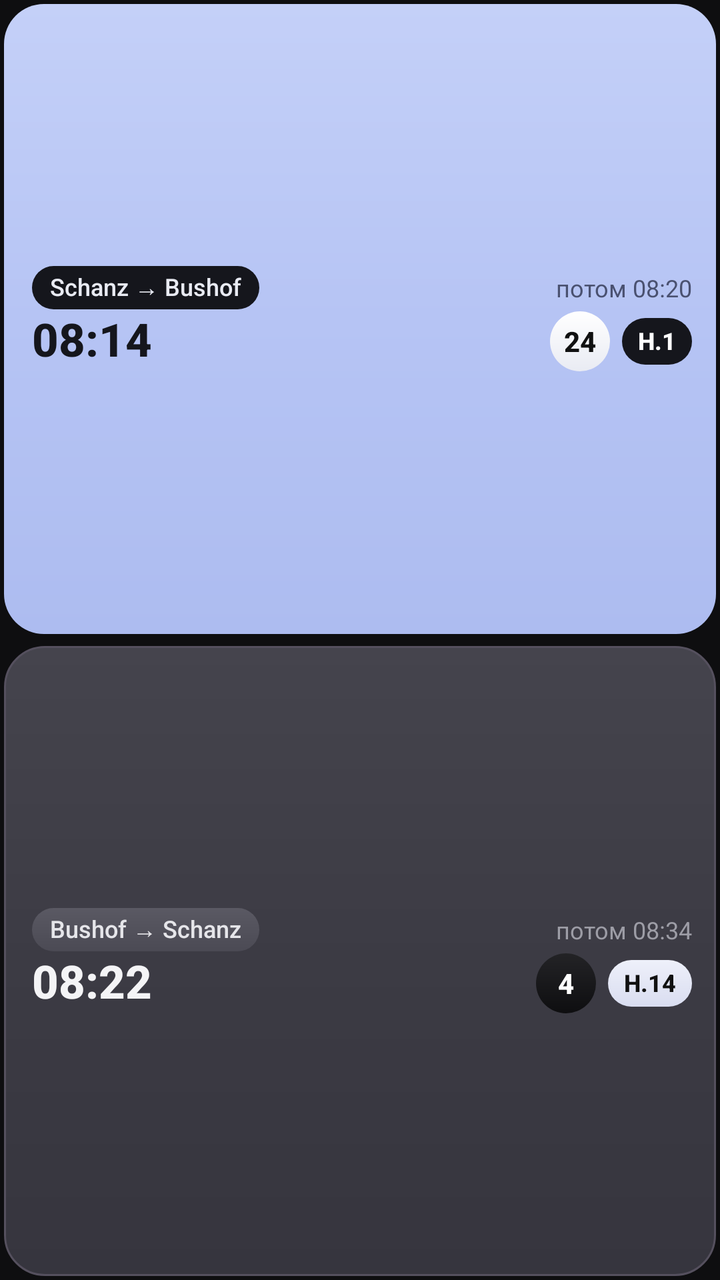
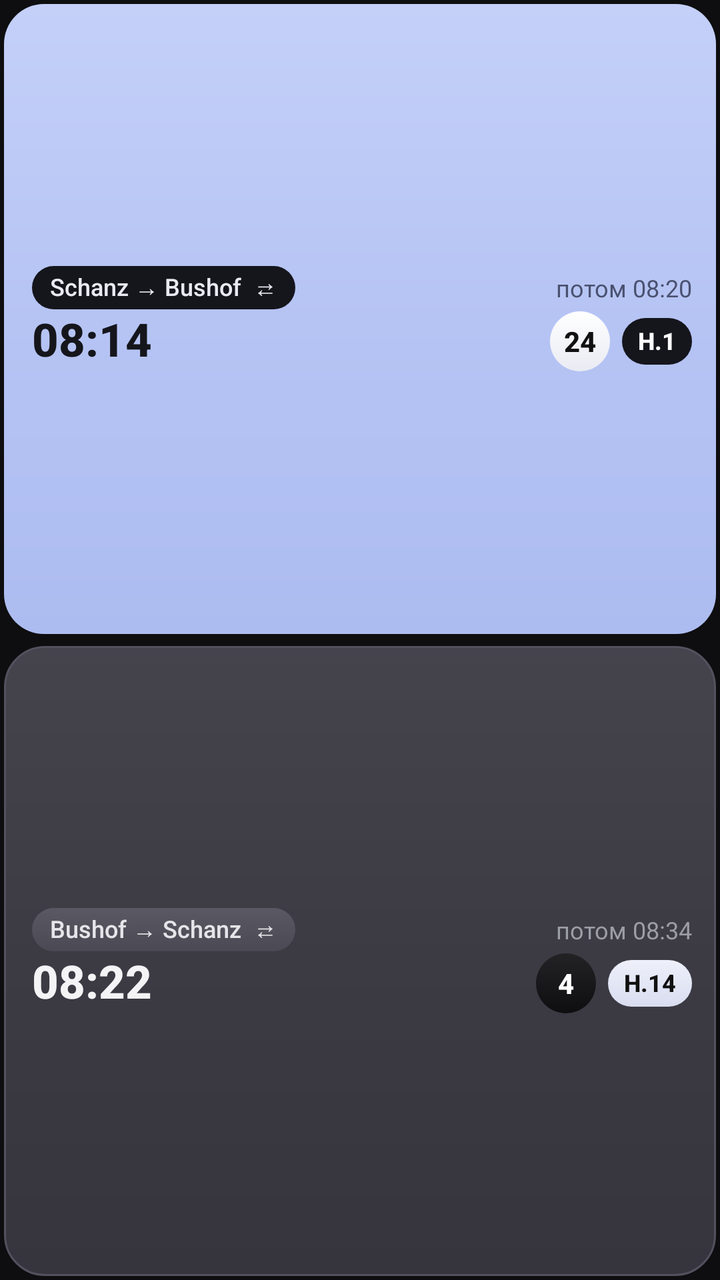

Compare the two renders of this Android layout. The source of the first and the diff that turns it into the second are given below.
<!-- AndroidManifest.xml: application theme AppTheme -->
<!-- res/layout/widget.xml -->
<?xml version="1.0" encoding="utf-8"?>
<LinearLayout xmlns:android="http://schemas.android.com/apk/res/android"
    android:id="@+id/w_root"
    android:layout_width="match_parent"
    android:layout_height="match_parent"
    android:orientation="vertical"
    android:padding="2dp">

    <LinearLayout
        android:id="@+id/r0"
        android:layout_width="match_parent"
        android:layout_height="0dp"
        android:layout_weight="1"
        android:background="@drawable/row_front"
        android:gravity="center_vertical"
        android:orientation="vertical"
        android:paddingStart="14dp"
        android:paddingEnd="12dp"
        android:paddingTop="5dp"
        android:paddingBottom="5dp">

        <LinearLayout
            android:layout_width="match_parent"
            android:layout_height="wrap_content"
            android:gravity="center_vertical"
            android:orientation="horizontal">

            <TextView
                android:id="@+id/r0_label"
                android:layout_width="wrap_content"
                android:layout_height="wrap_content"
                android:background="@drawable/pill_ink"
                android:fontFamily="sans-serif-medium"
                android:maxLines="1"
                android:paddingStart="9dp"
                android:paddingTop="2dp"
                android:paddingEnd="9dp"
                android:paddingBottom="3dp"
                android:text="Schanz → Bushof"
                android:textColor="#E9EBF3"
                android:textSize="12sp" />

            <TextView
                android:layout_width="0dp"
                android:layout_height="wrap_content"
                android:layout_weight="1" />

            <TextView
                android:id="@+id/r0_next"
                android:layout_width="wrap_content"
                android:layout_height="wrap_content"
                android:maxLines="1"
                android:text="потом 08:20"
                android:textColor="#4A5170"
                android:textSize="12sp" />
        </LinearLayout>

        <LinearLayout
            android:layout_width="match_parent"
            android:layout_height="wrap_content"
            android:layout_marginTop="1dp"
            android:gravity="center_vertical"
            android:orientation="horizontal">

            <TextView
                android:id="@+id/r0_time"
                android:layout_width="wrap_content"
                android:layout_height="wrap_content"
                android:fontFamily="sans-serif-medium"
                android:includeFontPadding="false"
                android:maxLines="1"
                android:text="08:14"
                android:textColor="#15161C"
                android:textSize="23sp"
                android:textStyle="bold" />

            <TextView
                android:id="@+id/r0_late"
                android:layout_width="wrap_content"
                android:layout_height="wrap_content"
                android:layout_marginStart="6dp"
                android:background="@drawable/pill_late"
                android:fontFamily="sans-serif-medium"
                android:paddingStart="6dp"
                android:paddingEnd="6dp"
                android:paddingBottom="1dp"
                android:text="+2"
                android:textColor="#FFFFFF"
                android:textSize="12sp"
                android:visibility="gone" />

            <TextView
                android:id="@+id/r0_cd"
                android:layout_width="wrap_content"
                android:layout_height="wrap_content"
                android:layout_marginStart="8dp"
                android:maxLines="1"
                android:textColor="#2E3555"
                android:textSize="14sp" />

            <TextView
                android:layout_width="0dp"
                android:layout_height="wrap_content"
                android:layout_weight="1" />

            <TextView
                android:id="@+id/r0_line"
                android:layout_width="30dp"
                android:layout_height="30dp"
                android:background="@drawable/circle_white"
                android:fontFamily="sans-serif-medium"
                android:gravity="center"
                android:maxLines="1"
                android:text="24"
                android:textColor="#111111"
                android:textSize="14sp"
                android:textStyle="bold" />

            <TextView
                android:id="@+id/r0_track"
                android:layout_width="wrap_content"
                android:layout_height="wrap_content"
                android:layout_marginStart="6dp"
                android:background="@drawable/pill_ink"
                android:fontFamily="sans-serif-medium"
                android:maxLines="1"
                android:paddingStart="8dp"
                android:paddingTop="3dp"
                android:paddingEnd="8dp"
                android:paddingBottom="4dp"
                android:text="H.1"
                android:textColor="#FFFFFF"
                android:textSize="12sp"
                android:textStyle="bold" />
        </LinearLayout>
    </LinearLayout>

    <LinearLayout
        android:id="@+id/r1"
        android:layout_width="match_parent"
        android:layout_height="0dp"
        android:layout_weight="1"
        android:layout_marginTop="6dp"
        android:background="@drawable/row_back"
        android:gravity="center_vertical"
        android:orientation="vertical"
        android:paddingStart="14dp"
        android:paddingEnd="12dp"
        android:paddingTop="5dp"
        android:paddingBottom="5dp">

        <LinearLayout
            android:layout_width="match_parent"
            android:layout_height="wrap_content"
            android:gravity="center_vertical"
            android:orientation="horizontal">

            <TextView
                android:id="@+id/r1_label"
                android:layout_width="wrap_content"
                android:layout_height="wrap_content"
                android:background="@drawable/pill_grey"
                android:fontFamily="sans-serif-medium"
                android:maxLines="1"
                android:paddingStart="9dp"
                android:paddingTop="2dp"
                android:paddingEnd="9dp"
                android:paddingBottom="3dp"
                android:text="Bushof → Schanz"
                android:textColor="#E6E6EA"
                android:textSize="12sp" />

            <TextView
                android:layout_width="0dp"
                android:layout_height="wrap_content"
                android:layout_weight="1" />

            <TextView
                android:id="@+id/r1_next"
                android:layout_width="wrap_content"
                android:layout_height="wrap_content"
                android:maxLines="1"
                android:text="потом 08:34"
                android:textColor="#9D9DA6"
                android:textSize="12sp" />
        </LinearLayout>

        <LinearLayout
            android:layout_width="match_parent"
            android:layout_height="wrap_content"
            android:layout_marginTop="1dp"
            android:gravity="center_vertical"
            android:orientation="horizontal">

            <TextView
                android:id="@+id/r1_time"
                android:layout_width="wrap_content"
                android:layout_height="wrap_content"
                android:fontFamily="sans-serif-medium"
                android:includeFontPadding="false"
                android:maxLines="1"
                android:text="08:22"
                android:textColor="#F4F4F6"
                android:textSize="23sp"
                android:textStyle="bold" />

            <TextView
                android:id="@+id/r1_late"
                android:layout_width="wrap_content"
                android:layout_height="wrap_content"
                android:layout_marginStart="6dp"
                android:background="@drawable/pill_late"
                android:fontFamily="sans-serif-medium"
                android:paddingStart="6dp"
                android:paddingEnd="6dp"
                android:paddingBottom="1dp"
                android:text="+2"
                android:textColor="#FFFFFF"
                android:textSize="12sp"
                android:visibility="gone" />

            <TextView
                android:id="@+id/r1_cd"
                android:layout_width="wrap_content"
                android:layout_height="wrap_content"
                android:layout_marginStart="8dp"
                android:maxLines="1"
                android:textColor="#C9C9D2"
                android:textSize="14sp" />

            <TextView
                android:layout_width="0dp"
                android:layout_height="wrap_content"
                android:layout_weight="1" />

            <TextView
                android:id="@+id/r1_line"
                android:layout_width="30dp"
                android:layout_height="30dp"
                android:background="@drawable/circle_dark"
                android:fontFamily="sans-serif-medium"
                android:gravity="center"
                android:maxLines="1"
                android:text="4"
                android:textColor="#FFFFFF"
                android:textSize="14sp"
                android:textStyle="bold" />

            <TextView
                android:id="@+id/r1_track"
                android:layout_width="wrap_content"
                android:layout_height="wrap_content"
                android:layout_marginStart="6dp"
                android:background="@drawable/pill_light"
                android:fontFamily="sans-serif-medium"
                android:maxLines="1"
                android:paddingStart="8dp"
                android:paddingTop="3dp"
                android:paddingEnd="8dp"
                android:paddingBottom="4dp"
                android:text="H.14"
                android:textColor="#111111"
                android:textSize="12sp"
                android:textStyle="bold" />
        </LinearLayout>
    </LinearLayout>
</LinearLayout>
<!-- resources referenced by this layout -->
<resources>
  <!-- drawable circle_dark (drawable) -->
  <?xml version="1.0" encoding="utf-8"?>
  <shape xmlns:android="http://schemas.android.com/apk/res/android" android:shape="oval">
      <gradient android:angle="270" android:startColor="#232326" android:endColor="#0E0E10" />
  </shape>
  <!-- drawable circle_white (drawable) -->
  <?xml version="1.0" encoding="utf-8"?>
  <shape xmlns:android="http://schemas.android.com/apk/res/android" android:shape="oval">
      <gradient android:angle="270" android:startColor="#FFFFFF" android:endColor="#E9EBF3" />
  </shape>
  <!-- drawable pill_grey (drawable) -->
  <?xml version="1.0" encoding="utf-8"?>
  <shape xmlns:android="http://schemas.android.com/apk/res/android" android:shape="rectangle">
      <gradient android:angle="270" android:startColor="#5A5963" android:endColor="#4B4A54" />
      <corners android:radius="99dp" />
  </shape>
  <!-- drawable pill_ink (drawable) -->
  <?xml version="1.0" encoding="utf-8"?>
  <shape xmlns:android="http://schemas.android.com/apk/res/android" android:shape="rectangle">
      <solid android:color="#15161C" />
      <corners android:radius="99dp" />
  </shape>
  <!-- drawable pill_late (drawable) -->
  <?xml version="1.0" encoding="utf-8"?>
  <shape xmlns:android="http://schemas.android.com/apk/res/android" android:shape="rectangle">
      <solid android:color="#E5484D" />
      <corners android:radius="99dp" />
  </shape>
  <!-- drawable pill_light (drawable) -->
  <?xml version="1.0" encoding="utf-8"?>
  <shape xmlns:android="http://schemas.android.com/apk/res/android" android:shape="rectangle">
      <gradient android:angle="270" android:startColor="#EEF0FA" android:endColor="#D9DDF0" />
      <corners android:radius="99dp" />
  </shape>
  <!-- drawable row_back (drawable) -->
  <?xml version="1.0" encoding="utf-8"?>
  <shape xmlns:android="http://schemas.android.com/apk/res/android" android:shape="rectangle">
      <gradient android:angle="270" android:startColor="#45444D" android:centerColor="#3C3B44" android:endColor="#36353E" />
      <stroke android:width="1dp" android:color="#55505E" />
      <corners android:radius="20dp" />
  </shape>
  <!-- drawable row_front (drawable) -->
  <?xml version="1.0" encoding="utf-8"?>
  <shape xmlns:android="http://schemas.android.com/apk/res/android" android:shape="rectangle">
      <gradient android:angle="270" android:startColor="#C4D0F8" android:centerColor="#B6C4F4" android:endColor="#ADBCF0" />
      <corners android:radius="20dp" />
  </shape>
  <style name="AppTheme" parent="android:Theme.Material.NoActionBar">
          <item name="android:windowBackground">@color/bg</item>
          <item name="android:statusBarColor">@color/bg</item>
          <item name="android:navigationBarColor">@color/bg</item>
          <item name="android:colorAccent">#B9C7F5</item>
      </style>
  <color name="bg">#0E0E10</color>
</resources>

<!-- the commit's change to res/layout/widget.xml (unified diff, before → after) -->
@@ -36,7 +36,7 @@
                 android:paddingTop="2dp"
                 android:paddingEnd="9dp"
                 android:paddingBottom="3dp"
-                android:text="Schanz → Bushof"
+                android:text="Schanz → Bushof  ⇄"
                 android:textColor="#E9EBF3"
                 android:textSize="12sp" />
 
@@ -166,7 +166,7 @@
                 android:paddingTop="2dp"
                 android:paddingEnd="9dp"
                 android:paddingBottom="3dp"
-                android:text="Bushof → Schanz"
+                android:text="Bushof → Schanz  ⇄"
                 android:textColor="#E6E6EA"
                 android:textSize="12sp" />
 
